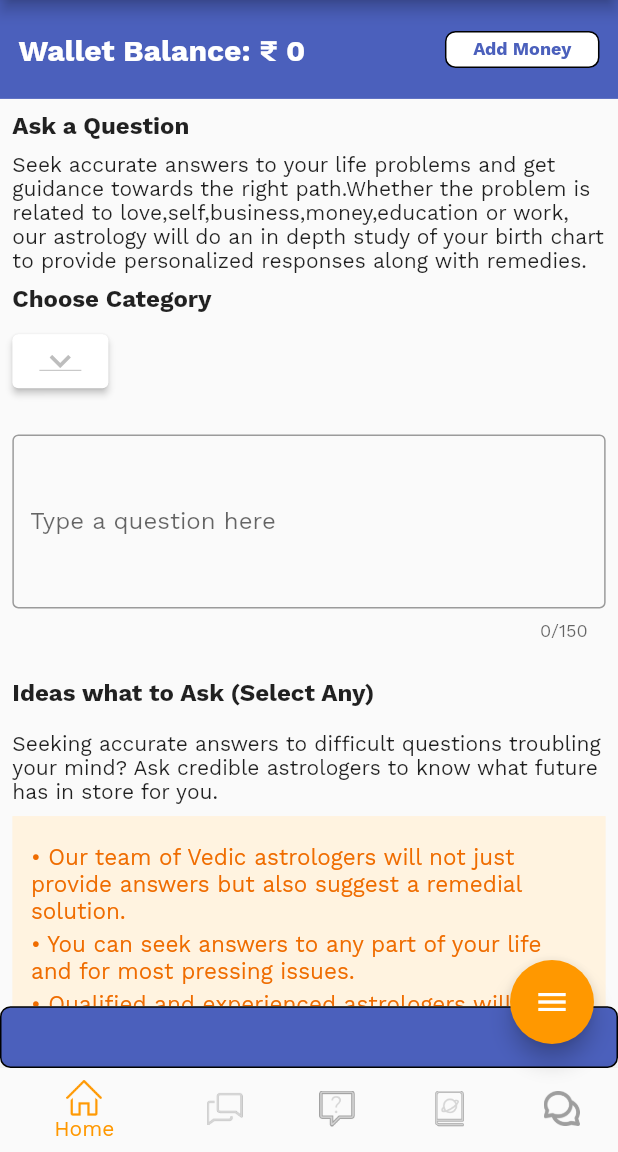
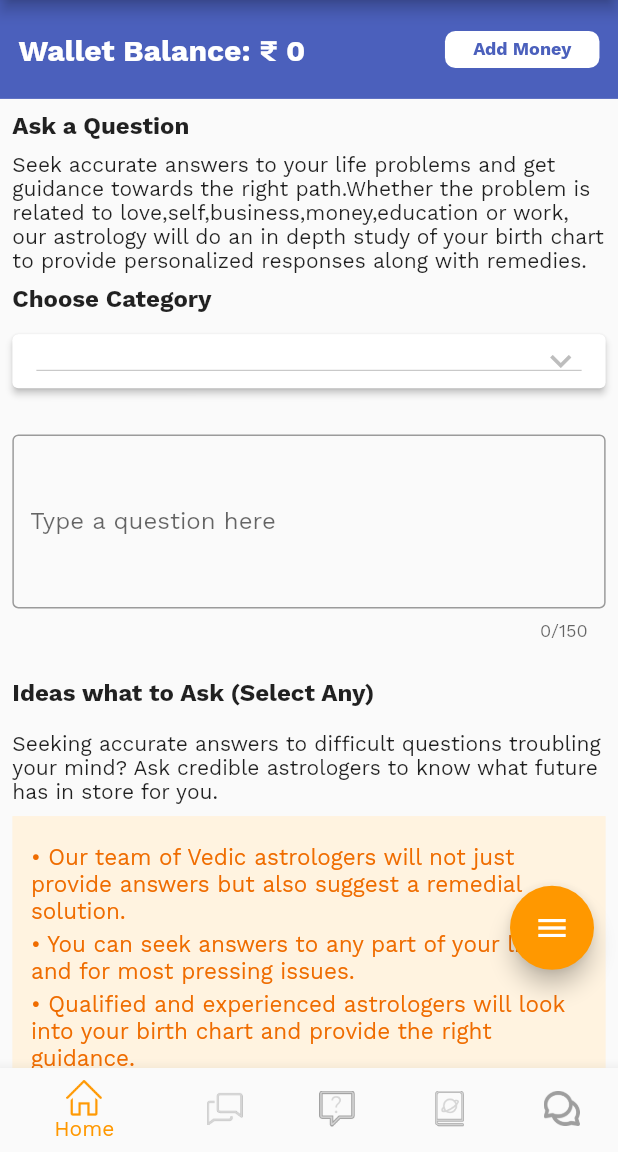
Before and after one commit to AdityaChaudhary18/AstroTak, a Flutter app: the screen it shows after launch, on a phone screen of 412 x 824 dp, the part 84-1236 px from its top. Run offline on Flutter 3.47's test engine with Material 2 defaults, Android fonts, the phone set to English and light mode, and no system bars; our stand-ins replace sizer; network calls fail.

Commit message:
add: final UI touches

```diff
--- a/lib/edit_profile.dart
+++ b/lib/edit_profile.dart
@@ -211,7 +211,7 @@ class _EditProfileState extends State<EditProfile> {
                                 borderRadius:
                                     BorderRadius.all(Radius.circular(7))),
                             width: 45.w,
-                            height: 6.h,
+                            height: 7.h,
                             child: Center(
                               child: Text(
                                 "Basic Profile",
@@ -236,7 +236,7 @@ class _EditProfileState extends State<EditProfile> {
                                     : Colors.white,
                                 borderRadius:
                                     BorderRadius.all(Radius.circular(7))),
-                            height: 6.h,
+                            height: 7.h,
                             width: 45.w,
                             child: Center(
                               child: Text(
--- a/lib/home.dart
+++ b/lib/home.dart
@@ -63,10 +63,13 @@ class _HomeState extends State<Home> {
   @override
   Widget build(BuildContext context) {
     return Scaffold(
-      floatingActionButton: FloatingActionButton(
+      floatingActionButton: Padding(
+        padding: EdgeInsets.only(bottom: 6.h),
+        child: FloatingActionButton(
           child: Icon(Icons.menu),
           onPressed: () {},
           backgroundColor: Colors.orange,
+        ),
       ),
       bottomNavigationBar: BottomNavigationBar(
         items: <BottomNavigationBarItem>[
@@ -145,16 +148,52 @@ class _HomeState extends State<Home> {
       body: Stack(children: [
         Align(
           alignment: Alignment.bottomCenter,
-          child: Container(
-            height: 5.h,
+          child: ideas.length == 0
+              ? SizedBox(
+                  height: 0,
+                )
+              : Container(
+                  height: 7.h,
                   decoration: BoxDecoration(
-                color: Color(0xFF4B60BC).withOpacity(1),
-                border: Border.all(),
+                      color: Color(0xFF4B60BC),
                       borderRadius: BorderRadius.all(Radius.circular(7))),
+                  child: Row(
+                    mainAxisAlignment: MainAxisAlignment.spaceBetween,
+                    children: [
+                      Padding(
+                        padding: EdgeInsets.only(left: 2.w),
+                        child: Text(
+                          "₹ 150 (1 Question on $category)",
+                          style: TextStyle(color: Colors.white),
                         ),
                       ),
                       Padding(
-          padding: EdgeInsets.only(bottom: 5.h),
+                        padding: EdgeInsets.only(right: 2.w),
+                        child: Container(
+                          decoration: BoxDecoration(
+                              color: Colors.white,
+                              border: Border.all(),
+                              borderRadius:
+                                  BorderRadius.all(Radius.circular(7))),
+                          height: 4.h,
+                          width: 25.w,
+                          child: Center(
+                            child: Text(
+                              "Ask Now",
+                              style: TextStyle(
+                                  color: Color(0xFF4B60BC),
+                                  fontWeight: FontWeight.bold,
+                                  fontSize: 12),
+                            ),
+                          ),
+                        ),
+                      ),
+                    ],
+                  ),
+                ),
+        ),
+        Padding(
+          padding: EdgeInsets.only(bottom: ideas.length == 0 ? 0 : 7.h),
           child: SingleChildScrollView(
             child: Column(
               crossAxisAlignment: CrossAxisAlignment.start,
@@ -178,7 +217,6 @@ class _HomeState extends State<Home> {
                         Container(
                           decoration: BoxDecoration(
                               color: Colors.white,
-                              border: Border.all(),
                               borderRadius:
                                   BorderRadius.all(Radius.circular(7))),
                           height: 3.h,
@@ -230,6 +268,7 @@ class _HomeState extends State<Home> {
                         style: ElevatedButton.styleFrom(primary: Colors.white),
                         child: DropdownButton<String>(
                             value: category,
+                            isExpanded: true,
                             icon: Icon(Icons.keyboard_arrow_down),
                             iconSize: 28,
                             elevation: 20,
--- a/lib/profile/family_profile.dart
+++ b/lib/profile/family_profile.dart
@@ -236,7 +236,7 @@ class _FamilyProfileState extends State<FamilyProfile> {
                 height: 3.h,
               ),
               Container(
-                height: 55.h,
+                height: 50.h,
                 child: ListView.builder(
                   itemBuilder: (context, index) {
                     return Card(
--- a/lib/profile/profile.dart
+++ b/lib/profile/profile.dart
@@ -39,7 +39,7 @@ class _ProfileState extends State<Profile> {
           ),
           actions: [
             Padding(
-              padding: EdgeInsets.symmetric(vertical: 1.8.h),
+              padding: EdgeInsets.only(right: 3.w, top: 1.5.h, bottom: 1.5.h),
               child: Container(
                 width: 20.w,
                 decoration: BoxDecoration(
```
Also changed, not shown: lib/profile/new_profile.dart (+9 -9 lines). Lines whose indentation alone changed are shown as unchanged.
